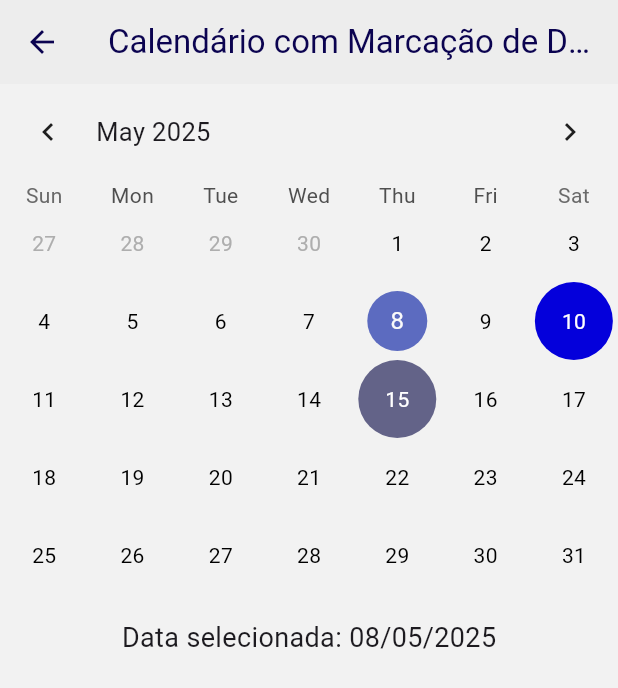
After one commit to Ntzzn-Dev/Organyz, a Flutter app: the screen it shows after launch, after a tap on "Verificar Pendências", on a phone screen of 412 x 824 dp. The commit adds this screen. Shown: the top 688 px of the screen. Run offline on Flutter 3.47's test engine with Material 3 defaults, Android fonts, the phone set to English and light mode, and no system bars; drawn by our look-alikes of table_calendar; our stand-ins replace sqflite; accounts and stored records are empty.

Commit message:
Organyz_v2.0

```diff
--- /dev/null
+++ b/lib/calendario.dart
@@ -0,0 +1,191 @@
+import 'package:flutter/material.dart';
+import 'package:table_calendar/table_calendar.dart';
+import 'package:intl/intl.dart';
+import 'dart:developer';
+
+class CalendarPage extends StatefulWidget {
+  @override
+  _CalendarPageState createState() => _CalendarPageState();
+}
+
+class _CalendarPageState extends State<CalendarPage> {
+  late final ValueNotifier<DateTime> _focusedDay;
+  late final ValueNotifier<DateTime> _selectedDay;
+  String titulo = '';
+
+  @override
+  void initState() {
+    super.initState();
+    _focusedDay = ValueNotifier(DateTime.now());
+    _selectedDay = ValueNotifier(DateTime.now());
+  }
+
+  @override
+  void dispose() {
+    _focusedDay.dispose();
+    _selectedDay.dispose();
+    super.dispose();
+  }
+
+  int _indentState(DateTime dia) {
+    final eventoDoDia =
+        events.where((evento) {
+          DateTime datafinal = DateFormat(
+            'dd/MM/yyyy',
+          ).parse(evento['datafinal']);
+
+          DateTime dataAtual = DateTime(dia.year, dia.month, dia.day);
+          return dataAtual == datafinal;
+        }).toList();
+
+    if (eventoDoDia.isNotEmpty) {
+      return eventoDoDia[0]['estado'];
+    } else {
+      return -1;
+    }
+  }
+
+  Color _colorState(DateTime dia) {
+    final isDark = Theme.of(context).brightness == Brightness.dark;
+    switch (_indentState(dia)) {
+      case 0:
+        return isDark
+            ? const Color.fromARGB(255, 165, 139, 101)
+            : const Color.fromARGB(255, 75, 76, 83);
+      case 1:
+        return isDark
+            ? const Color.fromARGB(255, 150, 106, 40)
+            : const Color.fromARGB(255, 99, 99, 136);
+      case 2:
+        return isDark
+            ? const Color.fromARGB(255, 255, 153, 0)
+            : const Color.fromARGB(255, 4, 0, 219);
+      default:
+        return const Color.fromARGB(255, 128, 128, 128);
+    }
+  }
+
+  String _nameState(DateTime dia) {
+    switch (_indentState(dia)) {
+      case 0:
+        return 'iniciado';
+      case 1:
+        return 'em andamento';
+      case 2:
+        return 'concluida';
+      default:
+        return '';
+    }
+  }
+
+  @override
+  Widget build(BuildContext context) {
+    return Scaffold(
+      appBar: AppBar(title: const Text('Calendário com Marcação de Dias')),
+      body: Column(
+        children: [
+          TableCalendar(
+            firstDay: DateTime.utc(2020, 1, 1),
+            lastDay: DateTime.utc(2030, 12, 31),
+            focusedDay: _focusedDay.value,
+            selectedDayPredicate: (day) {
+              return isSameDay(_selectedDay.value, day);
+            },
+            onDaySelected: (selectedDay, focusedDay) {
+              setState(() {
+                _selectedDay.value = selectedDay;
+                _focusedDay.value = focusedDay;
+
+                final eventoDoDia =
+                    events.where((evento) {
+                      DateTime datafinal = DateFormat(
+                        'dd/MM/yyyy',
+                      ).parse(evento['datafinal']);
+
+                      DateTime dataSelected = DateTime(
+                        selectedDay.year,
+                        selectedDay.month,
+                        selectedDay.day,
+                      );
+                      return datafinal == dataSelected;
+                    }).toList();
+
+                if (eventoDoDia.isNotEmpty) {
+                  titulo = eventoDoDia[0]['title'];
+                } else {
+                  titulo = '';
+                }
+              });
+            },
+            onPageChanged: (focusedDay) {
+              _focusedDay.value = focusedDay;
+            },
+            headerStyle: HeaderStyle(formatButtonVisible: false),
+            calendarBuilders: CalendarBuilders(
+              defaultBuilder: (context, day, focusedDay) {
+                // Verifique se o dia é um dia de evento
+                bool isEventDay = _isEventDay(day);
+                return Container(
+                  alignment: Alignment.center,
+                  decoration: BoxDecoration(
+                    color: isEventDay ? _colorState(day) : null,
+                    shape: BoxShape.circle,
+                  ),
+                  child: Text(
+                    '${day.day}',
+                    style: TextStyle(
+                      color: isEventDay ? Colors.white : Colors.black,
+                    ),
+                  ),
+                );
+              },
+            ),
+          ),
+          Padding(
+            padding: const EdgeInsets.all(16.0),
+            child: Column(
+              children: [
+                Text(
+                  'Data selecionada: ${DateFormat('dd/MM/yyyy').format(_selectedDay.value.toLocal())}',
+                  style: TextStyle(fontSize: 18),
+                ),
+                const SizedBox(height: 50),
+                Text(titulo, style: TextStyle(fontSize: 18)),
+                const SizedBox(height: 50),
+                Text(
+                  _nameState(_selectedDay.value.toLocal()),
+                  style: TextStyle(fontSize: 18),
+                ),
+              ],
+            ),
+          ),
+        ],
+      ),
+    );
+  }
+
+  List<Map<String, dynamic>> events = [
+    {
+      'datafinal': '10/5/2025',
+      'title': 'aniversario',
+      'estado': 2,
+      'desc': 'NSEI',
+    },
+    {'datafinal': '15/5/2025', 'title': 'prova', 'estado': 1, 'desc': 'NSEI'},
+    {
+      'datafinal': '20/6/2025',
+      'title': 'tarefinha',
+      'estado': 0,
+      'desc': 'NSEI',
+    },
+  ];
+
+  bool _isEventDay(DateTime day) {
+    return events.any((event) {
+      DateTime datafinal = DateFormat('dd/MM/yyyy').parse(event['datafinal']);
+      return datafinal.year == day.year &&
+          datafinal.month == day.month &&
+          datafinal.day == day.day;
+    });
+  }
+}
--- a/lib/main.dart
+++ b/lib/main.dart
@@ -4,6 +4,7 @@ import 'database_helper.dart';
 import 'popup.dart';
 import 'repository.dart';
 import 'themes.dart';
+import 'calendario.dart';
 
 void main() async {
   /*WidgetsFlutterBinding.ensureInitialized();
@@ -58,6 +59,13 @@ class _HomePageState extends State<HomePage> {
     );
   }
 
+  void _openCalendar() {
+    Navigator.push(
+      context,
+      MaterialPageRoute(builder: (context) => CalendarPage()),
+    );
+  }
+
   @override
   Widget build(BuildContext context) {
     return Scaffold(
@@ -66,14 +74,21 @@ class _HomePageState extends State<HomePage> {
         children: [
           Padding(
             padding: const EdgeInsets.all(16.0),
-            child: ElevatedButton(
+            child: Row(
+              mainAxisAlignment: MainAxisAlignment.center,
+              children: [
+                Spacer(),
+                ElevatedButton(
                   onPressed: () async {
                     showCustomPopup(
                       context,
                       'Adicionar Repositório',
                       ['Título', 'Subtitulo'],
-                  (valores) async {
-                    await DatabaseHelper().insertItem(valores[0], valores[1]);
+                      onConfirm: (valores) async {
+                        await DatabaseHelper().insertItem(
+                          valores[0],
+                          valores[1],
+                        );
                         await _loadItems();
                         await ScaffoldMessenger.of(context).showSnackBar(
                           const SnackBar(content: Text('Repositório criado')),
@@ -85,6 +100,19 @@ class _HomePageState extends State<HomePage> {
                     padding: const EdgeInsets.all(20),
                   ),
                   child: const Text('Adicionar Repositório'),
+                ),
+                Spacer(),
+                ElevatedButton(
+                  onPressed: () async {
+                    _openCalendar();
+                  },
+                  style: ElevatedButton.styleFrom(
+                    padding: const EdgeInsets.all(20),
+                  ),
+                  child: const Text('Verificar Pendências'),
+                ),
+                Spacer(),
+              ],
             ),
           ),
           Expanded(
--- a/pubspec.yaml
+++ b/pubspec.yaml
@@ -40,6 +40,7 @@ dependencies:
   cupertino_icons: ^1.0.8
   url_launcher: ^6.0.6
   intl: ^0.18.0
+  table_calendar: ^3.0.0
 
 dev_dependencies:
   flutter_test:
```
Also changed, not shown: lib/itemlist.dart (+4 -4 lines), lib/popup.dart (+13 -13 lines), lib/repository.dart (+21 -20 lines), pubspec.lock. Lines whose indentation alone changed are shown as unchanged.
